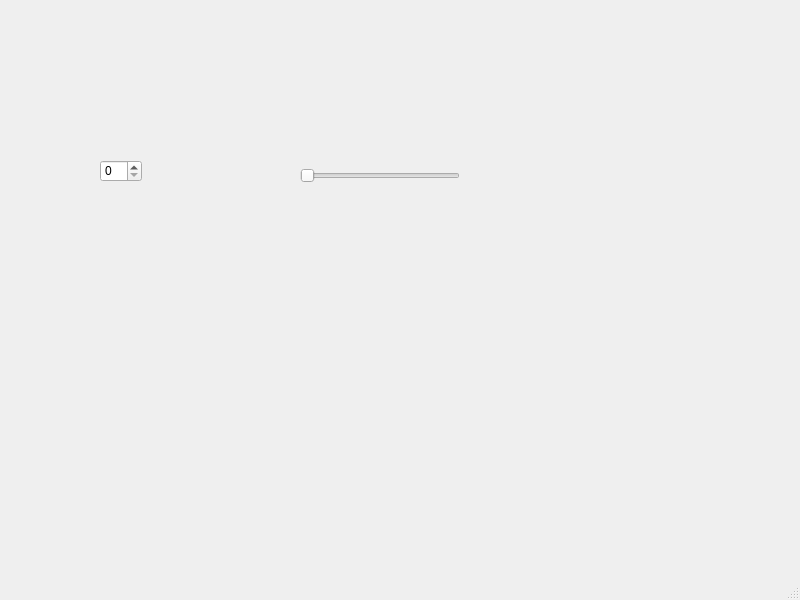
This is Spinbox/mainwindow.ui in i-am-bad-gay/Spinbox as Qt 5 draws it before an edit. The edited form follows.
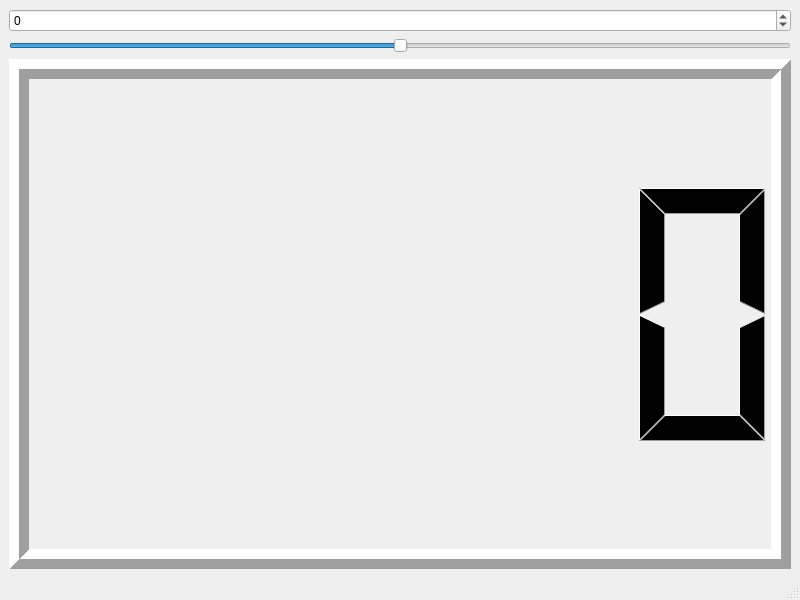
This is the edited form.

What changed in the file:
```diff
--- a/Spinbox/mainwindow.ui
+++ b/Spinbox/mainwindow.ui
@@ -14,29 +14,42 @@
    <string>MainWindow</string>
   </property>
   <widget class="QWidget" name="centralwidget">
-   <widget class="QSpinBox" name="spinBox">
-    <property name="geometry">
-     <rect>
-      <x>100</x>
-      <y>160</y>
-      <width>42</width>
-      <height>22</height>
-     </rect>
-    </property>
-   </widget>
-   <widget class="QSlider" name="horizontalSlider">
-    <property name="geometry">
-     <rect>
-      <x>300</x>
-      <y>120</y>
-      <width>160</width>
-      <height>111</height>
-     </rect>
-    </property>
-    <property name="orientation">
-     <enum>Qt::Orientation::Horizontal</enum>
-    </property>
-   </widget>
+   <layout class="QVBoxLayout" name="verticalLayout_2">
+    <item>
+     <widget class="QSpinBox" name="spinBox">
+      <property name="minimum">
+       <number>-100</number>
+      </property>
+      <property name="maximum">
+       <number>100</number>
+      </property>
+     </widget>
+    </item>
+    <item>
+     <widget class="QSlider" name="horizontalSlider">
+      <property name="minimum">
+       <number>-100</number>
+      </property>
+      <property name="maximum">
+       <number>100</number>
+      </property>
+      <property name="orientation">
+       <enum>Qt::Orientation::Horizontal</enum>
+      </property>
+     </widget>
+    </item>
+    <item>
+     <layout class="QVBoxLayout" name="verticalLayout">
+      <item>
+       <widget class="QLCDNumber" name="lcdNumber">
+        <property name="lineWidth">
+         <number>10</number>
+        </property>
+       </widget>
+      </item>
+     </layout>
+    </item>
+   </layout>
   </widget>
   <widget class="QMenuBar" name="menubar">
    <property name="geometry">
```
Left out of the diff: 32 changed lines with no effect on the pictures.
